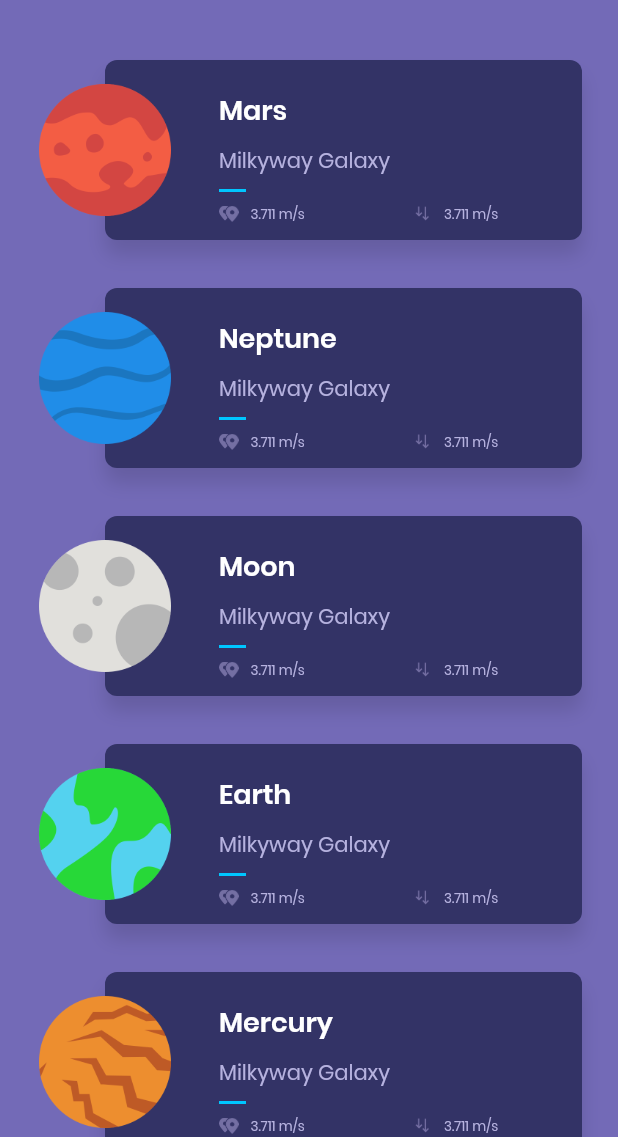
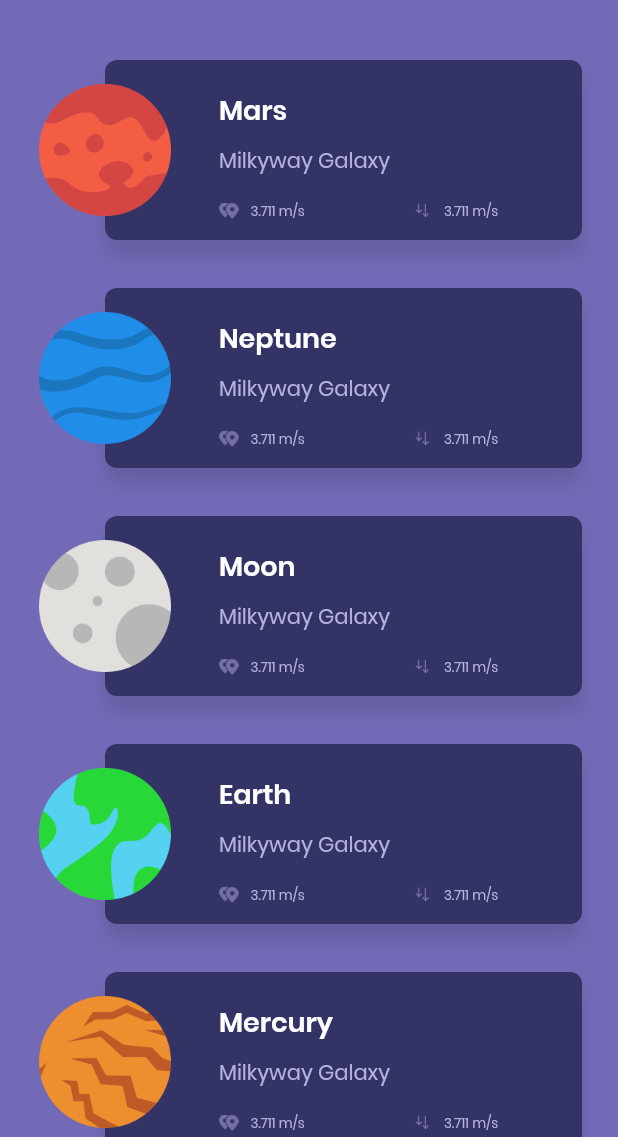
Before and after one commit to enzoftware/planets_flutter, a Flutter app: the screen it shows after launch, on a phone screen of 412 x 824 dp, the part 99-1236 px from its top. Run offline on Flutter 3.47's test engine with Material 2 defaults, Android fonts, the phone set to English and light mode, and no system bars.

Commit message:
Separator is A RenderFlex overflowed by 2.0 pixels on the bottom

```diff
--- a/lib/screens/DetailPage.dart
+++ b/lib/screens/DetailPage.dart
@@ -88,5 +88,4 @@ class DetailPage extends StatelessWidget{
       ),
     );
   }
-
 }
--- a/lib/widgets/Separator.dart
+++ b/lib/widgets/Separator.dart
@@ -5,7 +5,7 @@ class Separator extends StatelessWidget {
   Widget build(BuildContext context) {
     return Container(
       margin: EdgeInsets.symmetric(vertical: 8),
-      height: 2,
+      height: 0,
       width: 18,
       color: Color(0xff00c6ff),
     );
```
